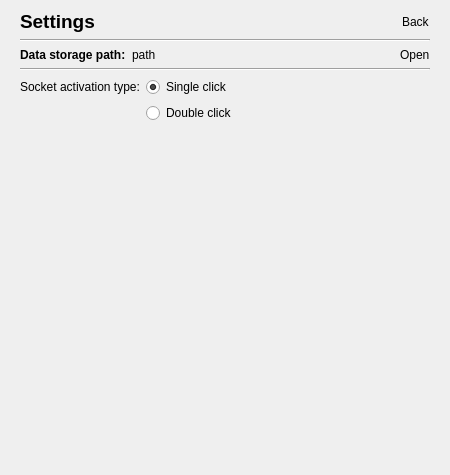
This is sokketter-ui/sources/mainwindow.ui in morwy/sokketter as Qt 5 draws it before an edit. The edited form follows.
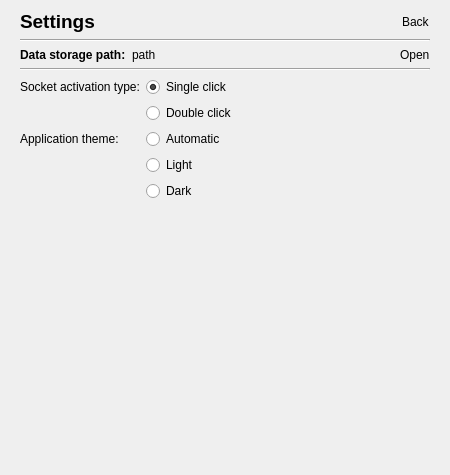
This is the edited form. The open tabs and pages were chosen to show the change. Custom widgets are drawn as their Qt base class.

Commit message: feature: added possibility to manually select theme of the application (#19)

What changed in the file:
```diff
--- a/sokketter-ui/sources/mainwindow.ui
+++ b/sokketter-ui/sources/mainwindow.ui
@@ -465,6 +465,37 @@
                </property>
               </widget>
              </item>
+             <item row="2" column="0">
+              <widget class="QLabel" name="label_8">
+               <property name="text">
+                <string>Application theme:</string>
+               </property>
+              </widget>
+             </item>
+             <item row="2" column="1">
+              <widget class="QRadioButton" name="settings_theme_auto_radio_button">
+               <property name="text">
+                <string>Automatic</string>
+               </property>
+               <property name="checked">
+                <bool>false</bool>
+               </property>
+              </widget>
+             </item>
+             <item row="3" column="1">
+              <widget class="QRadioButton" name="settings_theme_light_radio_button">
+               <property name="text">
+                <string>Light</string>
+               </property>
+              </widget>
+             </item>
+             <item row="4" column="1">
+              <widget class="QRadioButton" name="settings_theme_dark_radio_button">
+               <property name="text">
+                <string>Dark</string>
+               </property>
+              </widget>
+             </item>
             </layout>
            </item>
            <item>
```
The commit also changes 5 other files.
